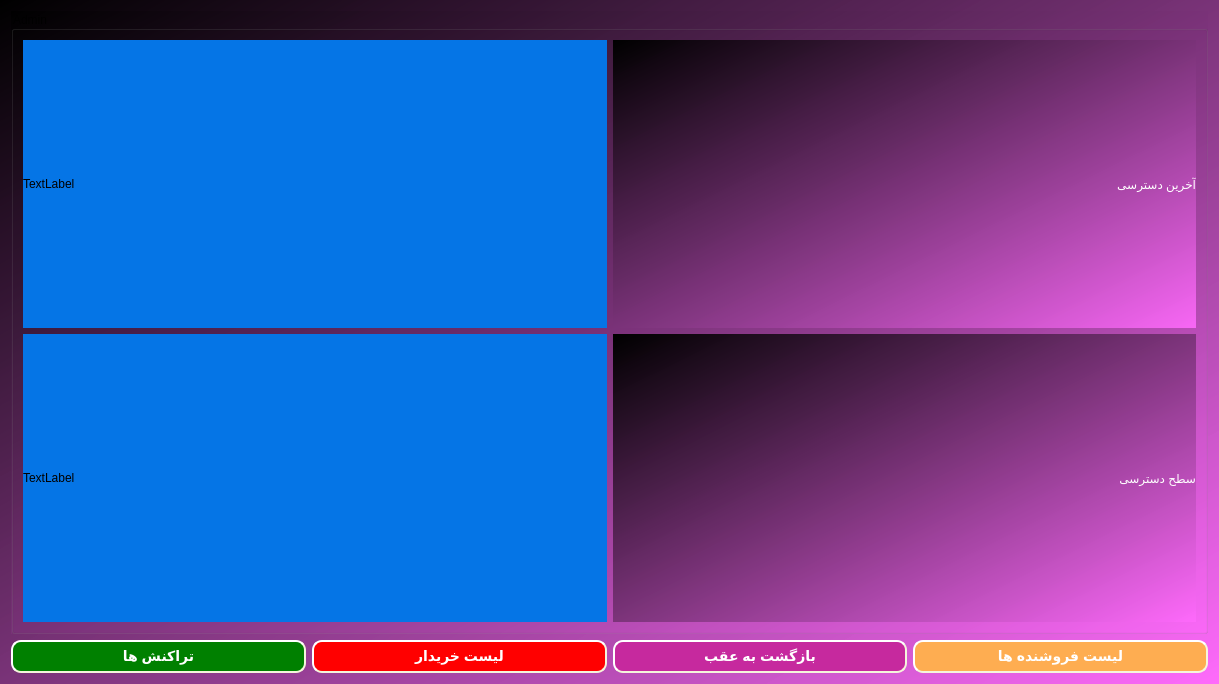
Before: the Qt Designer form Project_Ap/adminpage.ui in AP-projects-4001/metagoofill, drawn with Qt 5.
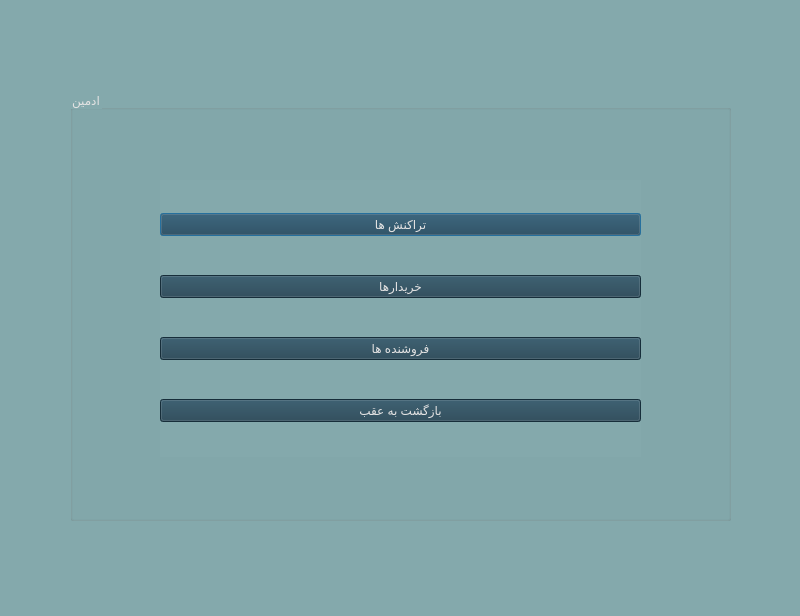
After: the same form once the commit is applied.

Commit message: changing colors and Completing the program ui

```diff
--- a/Project_Ap/adminpage.ui
+++ b/Project_Ap/adminpage.ui
@@ -6,34 +6,53 @@
    <rect>
     <x>0</x>
     <y>0</y>
-    <width>1219</width>
-    <height>684</height>
+    <width>800</width>
+    <height>616</height>
    </rect>
   </property>
   <property name="windowTitle">
    <string>Dialog</string>
   </property>
   <property name="styleSheet">
-   <string notr="true">background-color: qlineargradient(spread:pad, x1:0, y1:0, x2:1, y2:1, stop:0 rgba(0, 0, 0, 255), stop:1 rgba(255, 106, 252, 231));</string>
+   <string notr="true">background-color: rgb(32, 64, 81);
+background-color: rgb(32, 64, 81);
+background-color: rgb(132, 169, 172);</string>
   </property>
-  <layout class="QGridLayout" name="gridLayout_2">
-   <item row="1" column="0">
-    <layout class="QHBoxLayout" name="horizontalLayout">
+  <widget class="QGroupBox" name="groupBox">
+   <property name="geometry">
+    <rect>
+     <x>70</x>
+     <y>90</y>
+     <width>661</width>
+     <height>431</height>
+    </rect>
+   </property>
+   <property name="styleSheet">
+    <string notr="true">font: 16pt &quot;Lalezar&quot;;
+color: rgb(228, 227, 227);
+</string>
+   </property>
+   <property name="title">
+    <string>ادمین</string>
+   </property>
+   <widget class="QWidget" name="layoutWidget">
+    <property name="geometry">
+     <rect>
+      <x>90</x>
+      <y>90</y>
+      <width>481</width>
+      <height>277</height>
+     </rect>
+    </property>
+    <layout class="QVBoxLayout" name="verticalLayout">
      <item>
       <widget class="QPushButton" name="pushButton_2">
        <property name="styleSheet">
-        <string notr="true">QPushButton {
-    background-color: green;
-    border-style: outset;
-    border-width: 2px;
-    border-radius: 10px;
-    border-color: beige;
-    font: bold 14px;
-    min-width: 10em;
-    padding: 6px;
-color: white;
-}
-QPushButton:hover { color: yellow; }</string>
+        <string notr="true">
+background-color: rgb(59, 105, 120);
+background-color: rgb(32, 64, 81);
+font: 16pt &quot;Lalezar&quot;;
+color: rgb(228, 227, 227);</string>
        </property>
        <property name="text">
         <string>تراکنش ها</string>
@@ -43,124 +62,45 @@
      <item>
       <widget class="QPushButton" name="pushButton_4">
        <property name="styleSheet">
-        <string notr="true">QPushButton {
-    background-color: red;
-    border-style: outset;
-    border-width: 2px;
-    border-radius: 10px;
-    border-color: beige;
-    font: bold 14px;
-    min-width: 10em;
-    padding: 6px;
- color: white;
-}
-QPushButton:hover { color: yellow; }</string>
+        <string notr="true">font: 16pt &quot;Lalezar&quot;;
+color: rgb(228, 227, 227);
+background-color: rgb(59, 105, 120);
+background-color: rgb(32, 64, 81);</string>
        </property>
        <property name="text">
-        <string>لیست خریدار</string>
+        <string>خریدارها</string>
+       </property>
+      </widget>
+     </item>
+     <item>
+      <widget class="QPushButton" name="pushButton">
+       <property name="styleSheet">
+        <string notr="true">font: 16pt &quot;Lalezar&quot;;
+background-color: rgb(59, 105, 120);
+background-color: rgb(32, 64, 81);
+color: rgb(228, 227, 227);</string>
+       </property>
+       <property name="text">
+        <string>فروشنده ها</string>
        </property>
       </widget>
      </item>
      <item>
       <widget class="QPushButton" name="pushButton_3">
        <property name="styleSheet">
-        <string notr="true">QPushButton {
-	color: rgb(198, 41, 158);
-    background-color: #c6299e;
-    border-style: outset;
-    border-width: 2px;
-    border-radius: 10px;
-    border-color: beige;
-    font: bold 14px;
-    min-width: 10em;
-    padding: 6px;
-	color:white;
-}
-QPushButton:hover { color: yellow; }</string>
+        <string notr="true">font: 16pt &quot;Lalezar&quot;;
+background-color: rgb(59, 105, 120);
+background-color: rgb(32, 64, 81);
+color: rgb(228, 227, 227);</string>
        </property>
        <property name="text">
         <string>بازگشت به عقب</string>
        </property>
       </widget>
      </item>
-     <item>
-      <widget class="QPushButton" name="pushButton">
-       <property name="styleSheet">
-        <string notr="true">QPushButton {
-    background-color: #fead51;
-    border-style: outset;
-    border-width: 2px;
-    border-radius: 10px;
-    border-color: beige;
-    font: bold 14px;
-    min-width: 10em;
-    padding: 6px;
-color:white;
-}
-QPushButton:hover { color: yellow; }</string>
-       </property>
-       <property name="text">
-        <string>لیست فروشنده ها</string>
-       </property>
-      </widget>
-     </item>
     </layout>
-   </item>
-   <item row="0" column="0">
-    <widget class="QGroupBox" name="groupBox">
-     <property name="styleSheet">
-      <string notr="true">font: 20pt &quot;MS Shell Dlg 2&quot;;</string>
-     </property>
-     <property name="title">
-      <string>Admin</string>
-     </property>
-     <layout class="QGridLayout" name="gridLayout">
-      <item row="0" column="1">
-       <widget class="QLabel" name="label">
-        <property name="styleSheet">
-         <string notr="true">font: 16pt &quot;MS Shell Dlg 2&quot;;
-color: rgb(255, 255, 255);</string>
-        </property>
-        <property name="text">
-         <string>آخرین دسترسی</string>
-        </property>
-       </widget>
-      </item>
-      <item row="1" column="0">
-       <widget class="QLabel" name="label_4">
-        <property name="styleSheet">
-         <string notr="true">background-color: rgb(5, 117, 230);</string>
-        </property>
-        <property name="text">
-         <string>TextLabel</string>
-        </property>
-       </widget>
-      </item>
-      <item row="0" column="0">
-       <widget class="QLabel" name="label_3">
-        <property name="styleSheet">
-         <string notr="true">background-color: rgb(5, 117, 230);</string>
-        </property>
-        <property name="text">
-         <string>TextLabel</string>
-        </property>
-       </widget>
-      </item>
-      <item row="1" column="1">
-       <widget class="QLabel" name="label_2">
-        <property name="styleSheet">
-         <string notr="true">font: 16pt &quot;MS Shell Dlg 2&quot;;
-color: rgb(255, 255, 255);</string>
-        </property>
-        <property name="text">
-         <string>سطح دسترسی</string>
-        </property>
-       </widget>
-      </item>
-     </layout>
-    </widget>
-   </item>
-  </layout>
+   </widget>
+  </widget>
  </widget>
  <resources/>
  <connections/>
```
The commit also changes 37 other files.
